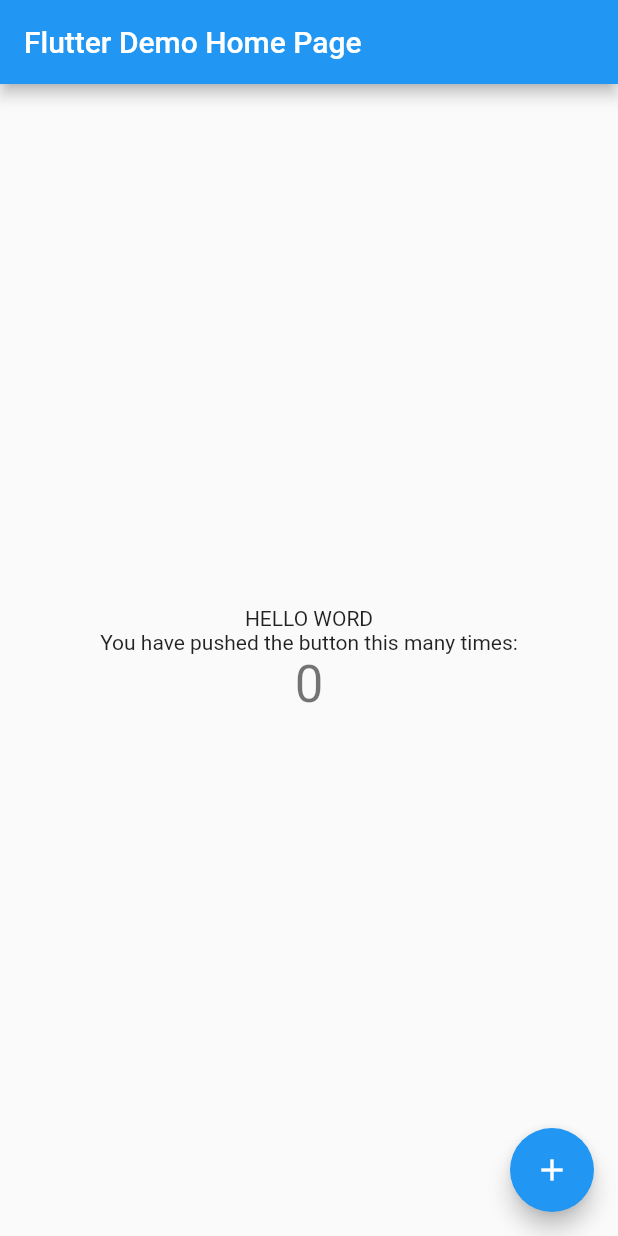
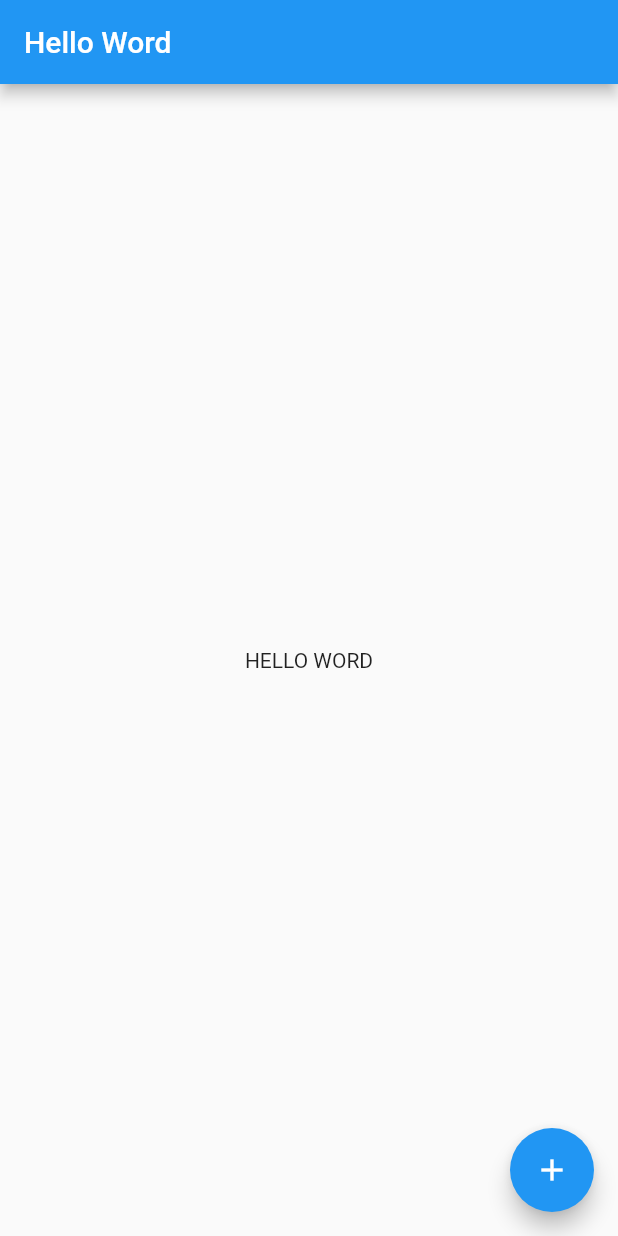
Before and after one commit to MrA-png/WPPB, a Flutter app: the screen it shows after launch, on a phone screen of 412 x 824 dp. Run offline on Flutter 3.47's test engine with Material 2 defaults, Android fonts, the phone set to English and light mode, and no system bars.

Commit message:
ini yang baru

```diff
--- a/lib/main.dart
+++ b/lib/main.dart
@@ -11,7 +11,7 @@
   @override
   Widget build(BuildContext context) {
     return MaterialApp(
-      title: 'Flutter Demo',
+      title: 'Hello Word',
       theme: ThemeData(
         // This is the theme of your application.
         //
@@ -24,7 +24,7 @@
         // is not restarted.
         primarySwatch: Colors.blue,
       ),
-      home: const MyHomePage(title: 'Flutter Demo Home Page'),
+      home: const MyHomePage(title: 'Hello Word'),
     );
   }
 }
@@ -98,13 +98,7 @@
             Text(
               'HELLO WORD',
             ),
-            const Text(
-              'You have pushed the button this many times:',
-            ),
-            Text(
-              '$_counter',
-              style: Theme.of(context).textTheme.headline4,
-            ),
+
           ],
         ),
       ),
```
